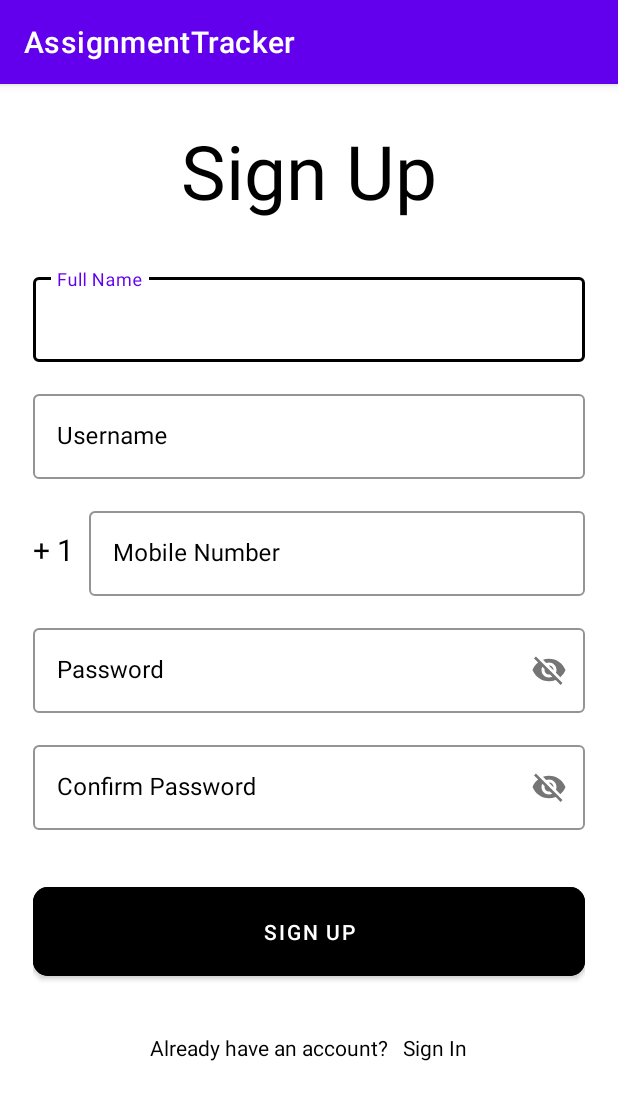
After one commit to f-pulido-1/AssignmentTracker, an Android app: the SignUpActivity screen opened directly, with no data from a screen before it, on a phone screen of 412 x 824 dp. The commit adds this screen. Shown: the top 1100 px of the screen. Run offline under Robolectric (Android 15) with nearby library versions, the phone set to English and light mode, and no system bars; 1 statement that could not run was skipped.

Commit message:
I have added the LoginActivity adn SignUpActivity java files along with their xml files. They have (as far as I can currently tell) full functionality.
To be done: Must connect MainActivity to be able to pick a button and lead to either option. Also, we must decide which values will remain. I put the common values (used username and no email for now) but we can add or remove values.

Pressing commit and push because I'm not sure if things updated

```diff
--- a/app/src/main/AndroidManifest.xml
+++ b/app/src/main/AndroidManifest.xml
@@ -12,6 +12,12 @@
         android:theme="@style/Theme.AssignmentTracker"
         tools:targetApi="31">
         <activity
+            android:name=".SignUpActivity"
+            android:exported="false" />
+        <activity
+            android:name=".LoginActivity"
+            android:exported="false" />
+        <activity
             android:name=".MainActivity"
             android:exported="true">
             <intent-filter>
--- /dev/null
+++ b/app/src/main/java/com/example/assignmenttracker/SignUpActivity.java
@@ -0,0 +1,32 @@
+package com.example.assignmenttracker;
+
+import androidx.appcompat.app.AppCompatActivity;
+
+import android.annotation.SuppressLint;
+import android.content.Intent;
+import android.os.Bundle;
+import android.view.View;
+import android.widget.TextView;
+
+public class SignUpActivity extends AppCompatActivity {
+
+    TextView txtSignIn;
+
+    @SuppressLint("MissingInflatedId")
+    @Override
+    protected void onCreate(Bundle savedInstanceState) {
+        super.onCreate(savedInstanceState);
+        setContentView(R.layout.activity_sign_up);
+
+        txtSignIn = findViewById(R.id.txtSignIn);
+
+        txtSignIn.setOnClickListener(new View.OnClickListener() {
+            @Override
+            public void onClick(View view) {
+                Intent intent = new Intent(SignUpActivity.this, LoginActivity.class);
+                startActivity(intent);
+                finish();
+            }
+        });
+    }
+}
--- /dev/null
+++ b/app/src/main/res/layout/activity_sign_up.xml
@@ -0,0 +1,236 @@
+<?xml version="1.0" encoding="utf-8"?>
+<ScrollView xmlns:android="http://schemas.android.com/apk/res/android"
+    xmlns:app="http://schemas.android.com/apk/res-auto"
+    xmlns:tools="http://schemas.android.com/tools"
+    android:layout_width="match_parent"
+    android:layout_height="match_parent"
+    android:scrollbars="none"
+    android:background="@color/white"
+    tools:context=".SignUpActivity">
+
+    <LinearLayout
+        android:layout_width="match_parent"
+        android:layout_height="wrap_content"
+        android:orientation="vertical"
+        android:layout_marginStart="22dp"
+        android:layout_marginEnd="22dp">
+
+<!--        THIS IS JUST A HEADER AND HEADER IMAGE. NOT necessary but makes it look nice-->
+<!--        <androidx.constraintlayout.widget.ConstraintLayout-->
+<!--            android:layout_width="match_parent"-->
+<!--            android:layout_height="wrap_content"-->
+<!--            android:layout_marginTop="32dp">-->
+
+<!--&lt;!&ndash;            Change source for log in text &ndash;&gt;-->
+<!--            <ImageView-->
+<!--                android:layout_width="wrap_content"-->
+<!--                android:layout_height="wrap_content"-->
+<!--                android:src="@drawable/logo_text"-->
+<!--                app:layout_constraintBotton_toBottomOf="parent"-->
+<!--                app:layout_constraintStart_toStartOf="parent"-->
+<!--                app:layout_constraintTop_toTopOf="parent" />-->
+
+<!--&lt;!&ndash;            Change width and height as well as add source for image&ndash;&gt;-->
+<!--            <ImageView-->
+<!--                android:layout_width="50dp"-->
+<!--                android:layout_height="50dp"-->
+<!--                android:src="@drawable/logo"-->
+<!--                app:layout_constraintBotton_toBottomOf="parent"-->
+<!--                app:layout_constraintStart_toStartOf="parent"-->
+<!--                app:layout_constraintTop_toTopOf="parent" />-->
+
+<!--        </androidx.constraintlayout.widget.ConstraintLayout>-->
+
+
+<!--        Can add custom fonts later on EX:   android:fontFamily="@font/gvtime"-->
+        <TextView
+            android:layout_width="match_parent"
+            android:layout_height="wrap_content"
+            android:text="Sign Up"
+            android:textAlignment="center"
+            android:textColor="@color/black"
+            android:textSize="50dp"
+            android:layout_marginTop="24dp"/>
+
+<!--        NAME-->
+        <com.google.android.material.textfield.TextInputLayout
+            android:id="@+id/edtSignUpFullName"
+            android:layout_width="match_parent"
+            android:layout_height="wrap_content"
+            style="@style/Widget.MaterialComponents.TextInputLayout.OutlinedBox"
+            android:hint="@string/full_name"
+            android:layout_marginTop="32dp"
+            android:textColorHint="@color/black"
+            app:boxStrokeColor="@color/black">
+<!--            Can add font below as well before the color-->
+            <com.google.android.material.textfield.TextInputEditText
+                android:layout_width="match_parent"
+                android:layout_height="wrap_content"
+                android:textColor="@color/black"
+                android:inputType="text"
+                android:singleLine="true"/>
+
+
+        </com.google.android.material.textfield.TextInputLayout>
+
+<!--        USERNAME-->
+        <com.google.android.material.textfield.TextInputLayout
+            android:id="@+id/edtSignUpUsername"
+            android:layout_width="match_parent"
+            android:layout_height="wrap_content"
+            style="@style/Widget.MaterialComponents.TextInputLayout.OutlinedBox"
+            android:hint="Username"
+            android:layout_marginTop="16dp"
+            android:textColorHint="@color/black"
+            app:boxStrokeColor="@color/black">
+            <!--            Can add font below as well before the color-->
+            <com.google.android.material.textfield.TextInputEditText
+                android:layout_width="match_parent"
+                android:layout_height="wrap_content"
+                android:textColor="@color/black"
+                android:inputType="text"
+                android:singleLine="true"/>
+
+
+        </com.google.android.material.textfield.TextInputLayout>
+
+<!--        MOBILE NUMBER (We can remove)-->
+        <LinearLayout
+            android:layout_width="match_parent"
+            android:layout_height="wrap_content"
+            android:layout_marginTop="16dp"
+            android:gravity="center"
+            android:orientation="horizontal">
+
+            <TextView
+                android:layout_width="wrap_content"
+                android:layout_height="wrap_content"
+                android:text="+ 1"
+                android:textColor="@color/black"
+                android:textSize="20sp"/>
+
+            <com.google.android.material.textfield.TextInputLayout
+                android:id="@+id/edtSignUpMobile"
+                android:layout_width="match_parent"
+                android:layout_height="wrap_content"
+                style="@style/Widget.MaterialComponents.TextInputLayout.OutlinedBox"
+                android:hint="Mobile Number"
+                android:layout_marginStart="10dp"
+                android:textColorHint="@color/black"
+                app:boxStrokeColor="@color/black">
+                <!--            Can add font below as well before the color-->
+                <com.google.android.material.textfield.TextInputEditText
+                    android:layout_width="match_parent"
+                    android:layout_height="wrap_content"
+                    android:textColor="@color/black"
+                    android:inputType="number"
+                    android:singleLine="true"/>
+
+
+            </com.google.android.material.textfield.TextInputLayout>
+
+
+        </LinearLayout>
+
+<!--        PASSWORD-->
+        <com.google.android.material.textfield.TextInputLayout
+            android:id="@+id/edtSignUpPassword"
+            android:layout_width="match_parent"
+            android:layout_height="wrap_content"
+            style="@style/Widget.MaterialComponents.TextInputLayout.OutlinedBox"
+            android:hint="Password"
+            app:passwordToggleEnabled="true"
+            android:layout_marginTop="16dp"
+            android:textColorHint="@color/black"
+            app:boxStrokeColor="@color/black">
+            <!--            Can add font below as well before the color-->
+            <com.google.android.material.textfield.TextInputEditText
+                android:layout_width="match_parent"
+                android:layout_height="wrap_content"
+                android:textColor="@color/black"
+                android:inputType="textEmailAddress"
+                android:singleLine="true"/>
+
+
+        </com.google.android.material.textfield.TextInputLayout>
+
+<!--        PASS CONFIRM-->
+        <com.google.android.material.textfield.TextInputLayout
+            android:id="@+id/edtSignUpConfirmPassword"
+            android:layout_width="match_parent"
+            android:layout_height="wrap_content"
+            style="@style/Widget.MaterialComponents.TextInputLayout.OutlinedBox"
+            android:hint="Confirm Password"
+            app:passwordToggleEnabled="true"
+            android:layout_marginTop="16dp"
+            android:textColorHint="@color/black"
+            app:boxStrokeColor="@color/black">
+            <!--            Can add font below as well before the color-->
+            <com.google.android.material.textfield.TextInputEditText
+                android:layout_width="match_parent"
+                android:layout_height="wrap_content"
+                android:textColor="@color/black"
+                android:inputType="textEmailAddress"
+                android:singleLine="true"/>
+
+
+        </com.google.android.material.textfield.TextInputLayout>
+
+<!--        BUTTON SIGN UP-->
+        <FrameLayout
+            android:layout_width="match_parent"
+            android:layout_height="wrap_content"
+            android:layout_marginTop="32dp">
+
+            <ProgressBar
+                android:id="@+id/signUpProgressBar"
+                android:layout_width="50dp"
+                android:layout_height="50dp"
+                android:layout_gravity="center_horizontal"
+                android:visibility="invisible"/>
+
+            <com.google.android.material.button.MaterialButton
+                android:id="@+id/btnSignUp"
+                android:layout_width="match_parent"
+                android:layout_height="wrap_content"
+                android:backgroundTint="@color/black"
+                android:paddingStart="20dp"
+                android:paddingTop="20dp"
+                android:paddingEnd="20dp"
+                android:paddingBottom="20dp"
+                android:text="Sign Up"
+                app:cornerRadius="10dp"/>
+
+        </FrameLayout>
+
+<!--        EXISTING ACCOUNT REDIRECT-->
+        <LinearLayout
+            android:layout_width="match_parent"
+            android:layout_height="wrap_content"
+            android:orientation="horizontal"
+            android:layout_marginTop="32dp"
+            android:gravity="center">
+
+            <TextView
+                android:layout_width="wrap_content"
+                android:layout_height="wrap_content"
+                android:text="Already have an account?"
+                android:textColor="@color/black"
+                android:textSize="14dp"/>
+
+            <TextView
+                android:id="@+id/txtSignUp"
+                android:layout_width="wrap_content"
+                android:layout_height="wrap_content"
+                android:text="Sign In"
+                android:textColor="@color/black"
+                android:layout_marginStart="10dp"
+                android:textSize="14dp"/>
+
+        </LinearLayout>
+
+
+    </LinearLayout>
+
+
+</ScrollView>
--- a/app/src/main/res/values/strings.xml
+++ b/app/src/main/res/values/strings.xml
@@ -3,4 +3,5 @@
     <string name="sign_up">Sign Up</string>
     <string name="assignment_tracker">Assignment Tracker</string>
     <string name="log_in">Log In</string>
+    <string name="full_name">Full Name</string>
 </resources>
```
Also changed, not shown: app/src/main/java/com/example/assignmenttracker/LoginActivity.java (added, +32 -0 lines), app/src/main/res/layout/activity_login.xml (added, +154 -0 lines).
